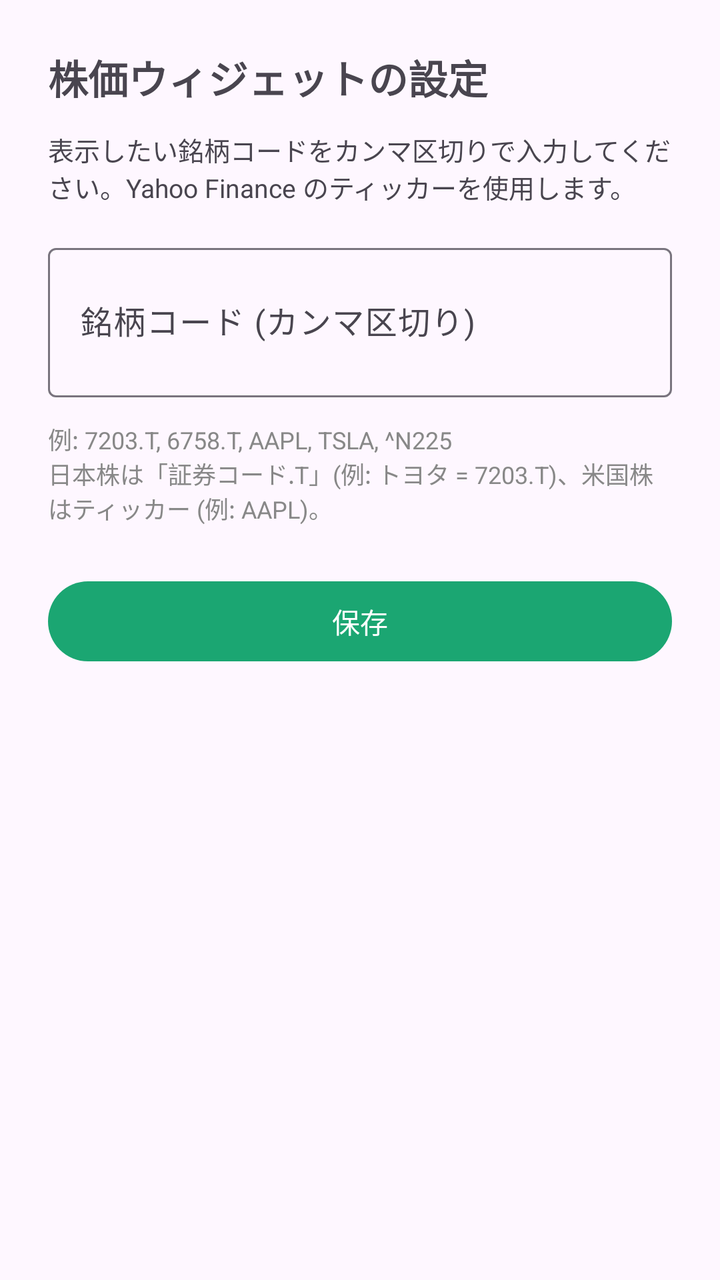
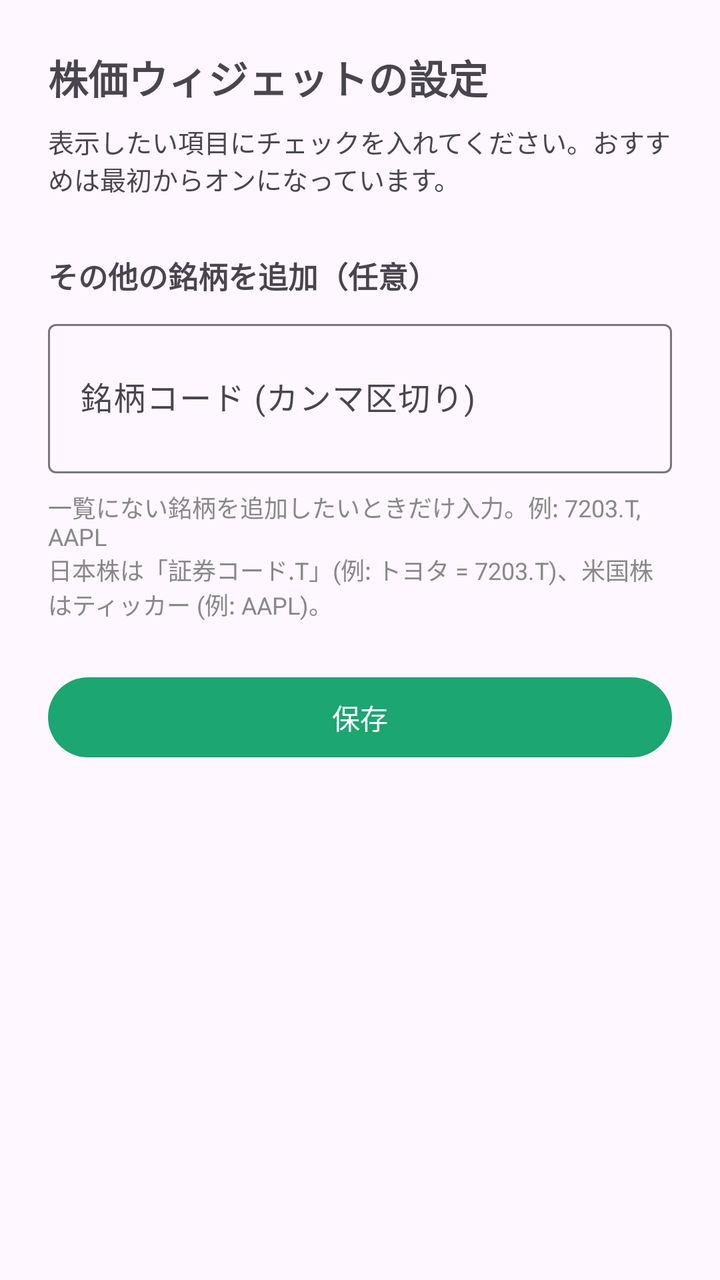

Compare the two renders of this Android layout. The source of the first and the diff that turns it into the second are given below.
<!-- AndroidManifest.xml: activity theme Theme.StockWidget -->
<!-- res/layout/activity_stock_widget_configure.xml -->
<?xml version="1.0" encoding="utf-8"?>
<ScrollView xmlns:android="http://schemas.android.com/apk/res/android"
    android:layout_width="match_parent"
    android:layout_height="match_parent"
    android:fillViewport="true">

    <LinearLayout
        android:layout_width="match_parent"
        android:layout_height="wrap_content"
        android:orientation="vertical"
        android:padding="24dp">

        <TextView
            android:layout_width="wrap_content"
            android:layout_height="wrap_content"
            android:text="@string/config_title"
            android:textSize="20sp"
            android:textStyle="bold" />

        <TextView
            android:layout_width="match_parent"
            android:layout_height="wrap_content"
            android:layout_marginTop="12dp"
            android:text="@string/config_help"
            android:textSize="13sp" />

        <com.google.android.material.textfield.TextInputLayout
            android:layout_width="match_parent"
            android:layout_height="wrap_content"
            android:layout_marginTop="16dp"
            android:hint="@string/symbols_hint">

            <com.google.android.material.textfield.TextInputEditText
                android:id="@+id/symbols_input"
                android:layout_width="match_parent"
                android:layout_height="wrap_content"
                android:inputType="textCapCharacters|textMultiLine"
                android:minLines="2" />
        </com.google.android.material.textfield.TextInputLayout>

        <TextView
            android:layout_width="match_parent"
            android:layout_height="wrap_content"
            android:layout_marginTop="12dp"
            android:text="@string/config_examples"
            android:textColor="#888888"
            android:textSize="12sp" />

        <com.google.android.material.button.MaterialButton
            android:id="@+id/save_button"
            android:layout_width="match_parent"
            android:layout_height="wrap_content"
            android:layout_marginTop="24dp"
            android:text="@string/save" />

    </LinearLayout>

</ScrollView>
<!-- resources referenced by this layout -->
<resources>
  <string name="config_examples">例: 7203.T, 6758.T, AAPL, TSLA, ^N225\n日本株は「証券コード.T」(例: トヨタ = 7203.T)、米国株はティッカー (例: AAPL)。</string>
  <string name="config_help">表示したい銘柄コードをカンマ区切りで入力してください。Yahoo Finance のティッカーを使用します。</string>
  <string name="config_title">株価ウィジェットの設定</string>
  <string name="save">保存</string>
  <string name="symbols_hint">銘柄コード (カンマ区切り)</string>
  <style name="Theme.StockWidget" parent="Theme.Material3.DayNight.NoActionBar">
          <item name="colorPrimary">#1BA672</item>
          <item name="colorOnPrimary">#FFFFFF</item>
      </style>
</resources>

<!-- the commit's change to res/layout/activity_stock_widget_configure.xml (unified diff, before → after) -->
@@ -20,14 +20,29 @@
         <TextView
             android:layout_width="match_parent"
             android:layout_height="wrap_content"
-            android:layout_marginTop="12dp"
+            android:layout_marginTop="8dp"
             android:text="@string/config_help"
             android:textSize="13sp" />
+
+        <LinearLayout
+            android:id="@+id/presets_container"
+            android:layout_width="match_parent"
+            android:layout_height="wrap_content"
+            android:orientation="vertical"
+            android:layout_marginTop="8dp" />
+
+        <TextView
+            android:layout_width="match_parent"
+            android:layout_height="wrap_content"
+            android:layout_marginTop="20dp"
+            android:text="@string/custom_label"
+            android:textStyle="bold"
+            android:textSize="15sp" />
 
         <com.google.android.material.textfield.TextInputLayout
             android:layout_width="match_parent"
             android:layout_height="wrap_content"
-            android:layout_marginTop="16dp"
+            android:layout_marginTop="8dp"
             android:hint="@string/symbols_hint">
 
             <com.google.android.material.textfield.TextInputEditText
@@ -41,7 +56,7 @@
         <TextView
             android:layout_width="match_parent"
             android:layout_height="wrap_content"
-            android:layout_marginTop="12dp"
+            android:layout_marginTop="8dp"
             android:text="@string/config_examples"
             android:textColor="#888888"
             android:textSize="12sp" />
<!-- resource entries referenced after the edit -->
@@ -1,8 +1,9 @@
 <!-- resources referenced by this layout -->
 <resources>
-  <string name="config_examples">例: 7203.T, 6758.T, AAPL, TSLA, ^N225\n日本株は「証券コード.T」(例: トヨタ = 7203.T)、米国株はティッカー (例: AAPL)。</string>
-  <string name="config_help">表示したい銘柄コードをカンマ区切りで入力してください。Yahoo Finance のティッカーを使用します。</string>
+  <string name="config_examples">一覧にない銘柄を追加したいときだけ入力。例: 7203.T, AAPL\n日本株は「証券コード.T」(例: トヨタ = 7203.T)、米国株はティッカー (例: AAPL)。</string>
+  <string name="config_help">表示したい項目にチェックを入れてください。おすすめは最初からオンになっています。</string>
   <string name="config_title">株価ウィジェットの設定</string>
+  <string name="custom_label">その他の銘柄を追加（任意）</string>
   <string name="save">保存</string>
   <string name="symbols_hint">銘柄コード (カンマ区切り)</string>
   <style name="Theme.StockWidget" parent="Theme.Material3.DayNight.NoActionBar">
